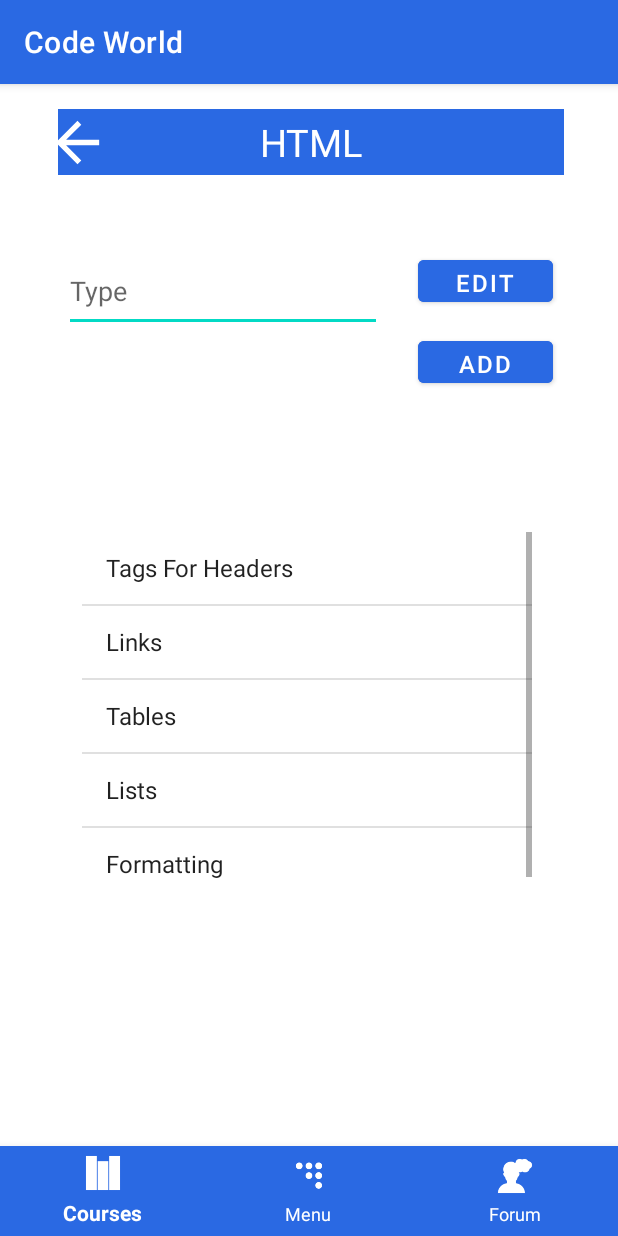
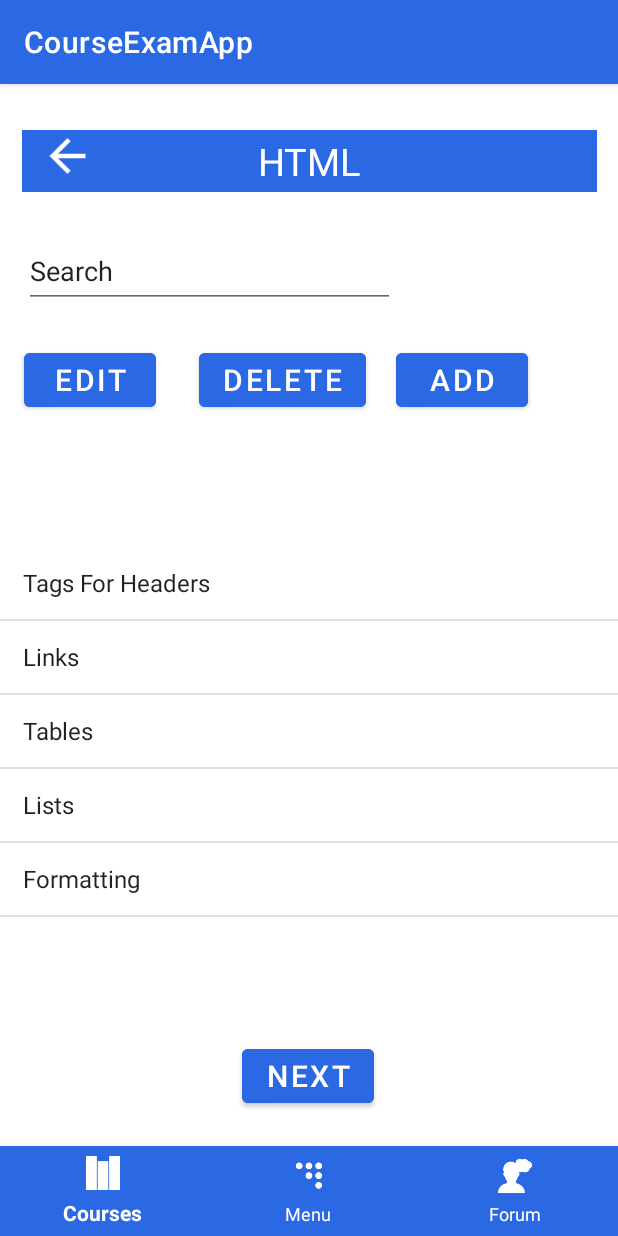
Before and after one commit to SKumaran14/Online_course_exam_management_system, an Android app: the admin_course_sub_parts screen opened directly, with no data from a screen before it, on a phone screen of 412 x 824 dp. Run offline under Robolectric (Android 15) with nearby library versions, the light colour scheme and no system bars.

Commit message:
oraganized elements

```diff
--- a/app/build.gradle
+++ b/app/build.gradle
@@ -1,5 +1,6 @@
 plugins {
     id 'com.android.application'
+    id 'com.google.gms.google-services'
 }
 
 android {
@@ -33,6 +34,7 @@ dependencies {
     implementation 'com.google.android.material:material:1.4.0'
     implementation 'androidx.constraintlayout:constraintlayout:2.1.0'
     implementation 'com.google.firebase:firebase-auth:21.0.1'
+    implementation 'com.google.firebase:firebase-database:20.0.2'
     testImplementation 'junit:junit:4.+'
     androidTestImplementation 'androidx.test.ext:junit:1.1.3'
     androidTestImplementation 'androidx.test.espresso:espresso-core:3.4.0'
--- a/app/src/main/java/com/example/courseexamapp/Login.java
+++ b/app/src/main/java/com/example/courseexamapp/Login.java
@@ -24,7 +24,7 @@ public class Login extends AppCompatActivity {
         super.onCreate(savedInstanceState);
         setContentView(R.layout.activity_login);
 
-        btnlogin = findViewById(R.id.btn_login);
+        btnlogin = findViewById(R.id.admin_login);
         btnsignup = findViewById(R.id.btn_signup);
         btnchangepassword = findViewById(R.id.btn_chgpas);
         myBottomNavigation = findViewById(R.id.bottomNavigationView);
--- a/app/src/main/res/layout/activity_admin_course_sub_parts.xml
+++ b/app/src/main/res/layout/activity_admin_course_sub_parts.xml
@@ -4,134 +4,6 @@
     xmlns:tools="http://schemas.android.com/tools"
     android:layout_width="match_parent"
     android:layout_height="match_parent">
-
-    <androidx.constraintlayout.widget.ConstraintLayout
-        android:id="@+id/constraintLayout4"
-        android:layout_width="414dp"
-        android:layout_height="66dp"
-        app:layout_constraintBottom_toBottomOf="parent"
-        app:layout_constraintEnd_toEndOf="parent"
-        app:layout_constraintStart_toStartOf="parent"
-        app:layout_constraintTop_toTopOf="parent"
-        app:layout_constraintVertical_bias="0.024">
-
-        <TextView
-            android:id="@+id/course_content_html"
-            android:layout_width="337dp"
-            android:layout_height="44dp"
-            android:background="@color/main"
-            android:gravity="center"
-            android:text="@string/course_content_html"
-            android:textAlignment="center"
-            android:textColor="#FFFFFF"
-            android:textSize="25sp"
-            app:layout_constraintBottom_toBottomOf="parent"
-            app:layout_constraintEnd_toEndOf="parent"
-            app:layout_constraintStart_toStartOf="parent"
-            app:layout_constraintTop_toTopOf="parent"
-            app:layout_constraintVertical_bias="0.0"
-            tools:ignore="DuplicateSpeakableTextCheck" />
-
-        <ImageView
-            android:id="@+id/go_back"
-            android:layout_width="51dp"
-            android:layout_height="43dp"
-            android:contentDescription="@string/go_back"
-            app:layout_constraintBottom_toBottomOf="@+id/course_content_html"
-            app:layout_constraintEnd_toEndOf="parent"
-            app:layout_constraintHorizontal_bias="0.072"
-            app:layout_constraintStart_toStartOf="parent"
-            app:layout_constraintTop_toTopOf="@+id/course_content_html"
-            app:srcCompat="@drawable/abc_vector_test" />
-    </androidx.constraintlayout.widget.ConstraintLayout>
-
-    <androidx.constraintlayout.widget.ConstraintLayout
-        android:id="@+id/constraintLayout2"
-        android:layout_width="358dp"
-        android:layout_height="143dp"
-        android:layout_marginBottom="40dp"
-        app:layout_constraintBottom_toBottomOf="parent"
-        app:layout_constraintEnd_toEndOf="parent"
-        app:layout_constraintHorizontal_bias="0.49"
-        app:layout_constraintStart_toStartOf="parent"
-        app:layout_constraintTop_toBottomOf="@+id/constraintLayout4"
-        app:layout_constraintVertical_bias="0.019">
-
-        <EditText
-            android:id="@+id/serach_sub"
-            android:layout_width="212dp"
-            android:layout_height="54dp"
-            android:ems="10"
-            android:hint="Type"
-            android:importantForAutofill="no"
-            android:inputType="textPersonName"
-            app:layout_constraintBottom_toBottomOf="parent"
-            app:layout_constraintEnd_toEndOf="parent"
-            app:layout_constraintHorizontal_bias="0.109"
-            app:layout_constraintStart_toStartOf="parent"
-            app:layout_constraintTop_toTopOf="parent"
-            app:layout_constraintVertical_bias="0.213"
-            tools:ignore="TextContrastCheck" />
-
-        <Button
-            android:id="@+id/edit_sub"
-            android:layout_width="90dp"
-            android:layout_height="40dp"
-            android:backgroundTint="@color/main"
-            android:text="@string/edit_sub"
-            android:textColor="@color/white"
-            android:textSize="16sp"
-            app:layout_constraintBottom_toTopOf="@+id/add_sub"
-            app:layout_constraintEnd_toEndOf="parent"
-            app:layout_constraintHorizontal_bias="0.94"
-            app:layout_constraintStart_toStartOf="parent"
-            app:layout_constraintTop_toTopOf="parent"
-            app:layout_constraintVertical_bias="0.575"
-            tools:ignore="DuplicateSpeakableTextCheck,TouchTargetSizeCheck" />
-
-        <Button
-            android:id="@+id/add_sub"
-            android:layout_width="90dp"
-            android:layout_height="40dp"
-            android:layout_marginBottom="16dp"
-            android:backgroundTint="@color/main"
-            android:text="@string/add_sub"
-            android:textColor="@color/white"
-            android:textSize="16sp"
-            app:layout_constraintBottom_toBottomOf="parent"
-            app:layout_constraintEnd_toEndOf="parent"
-            app:layout_constraintHorizontal_bias="0.94"
-            app:layout_constraintStart_toStartOf="parent"
-            app:layout_constraintTop_toBottomOf="@+id/serach_sub"
-            app:layout_constraintVertical_bias="0.0"
-            tools:ignore="TouchTargetSizeCheck" />
-
-    </androidx.constraintlayout.widget.ConstraintLayout>
-
-    <androidx.constraintlayout.widget.ConstraintLayout
-        android:id="@+id/constraintLayout3"
-        android:layout_width="390dp"
-        android:layout_height="274dp"
-        app:layout_constraintBottom_toBottomOf="@+id/bottomNavigationView"
-        app:layout_constraintEnd_toEndOf="parent"
-        app:layout_constraintHorizontal_bias="0.476"
-        app:layout_constraintStart_toStartOf="parent"
-        app:layout_constraintTop_toBottomOf="@+id/constraintLayout2"
-        app:layout_constraintVertical_bias="0.174">
-
-        <ListView
-            android:id="@+id/lv"
-            android:layout_width="300dp"
-            android:layout_height="237dp"
-            app:layout_constraintBottom_toBottomOf="parent"
-            app:layout_constraintEnd_toEndOf="parent"
-            app:layout_constraintHorizontal_bias="0.492"
-            app:layout_constraintStart_toStartOf="parent"
-            app:layout_constraintTop_toTopOf="parent"
-            app:layout_constraintVertical_bias="0.483">
-
-        </ListView>
-    </androidx.constraintlayout.widget.ConstraintLayout>
 
     <com.google.android.material.bottomnavigation.BottomNavigationView
         android:id="@+id/bottomNavigationView"
@@ -157,4 +29,122 @@
         app:layout_constraintVertical_bias="1.0"
         app:menu="@menu/bottomnav_bar" />
 
+    <TextView
+        android:id="@+id/course_content_html"
+        android:layout_width="383dp"
+        android:layout_height="41dp"
+        android:background="@color/main"
+        android:gravity="center"
+        android:text="@string/course_content_html"
+        android:textAlignment="center"
+        android:textColor="#FFFFFF"
+        android:textSize="25sp"
+        app:layout_constraintBottom_toBottomOf="parent"
+        app:layout_constraintEnd_toEndOf="parent"
+        app:layout_constraintStart_toStartOf="parent"
+        app:layout_constraintTop_toTopOf="parent"
+        app:layout_constraintVertical_bias="0.042"
+        tools:ignore="DuplicateSpeakableTextCheck" />
+
+    <ImageView
+        android:id="@+id/go_back"
+        android:layout_width="38dp"
+        android:layout_height="36dp"
+        android:contentDescription="@string/go_back"
+        app:layout_constraintBottom_toBottomOf="parent"
+        app:layout_constraintEnd_toEndOf="parent"
+        app:layout_constraintHorizontal_bias="0.069"
+        app:layout_constraintStart_toStartOf="parent"
+        app:layout_constraintTop_toTopOf="parent"
+        app:layout_constraintVertical_bias="0.041"
+        app:srcCompat="@drawable/abc_vector_test" />
+
+    <EditText
+        android:id="@+id/serach_sub"
+        android:layout_width="247dp"
+        android:layout_height="49dp"
+        android:ems="10"
+        android:hint="@string/search_sub"
+        android:importantForAutofill="no"
+        android:inputType="textPersonName"
+        android:text="@string/search_sub"
+        app:layout_constraintBottom_toBottomOf="parent"
+        app:layout_constraintEnd_toEndOf="parent"
+        app:layout_constraintHorizontal_bias="0.097"
+        app:layout_constraintStart_toStartOf="parent"
+        app:layout_constraintTop_toTopOf="parent"
+        app:layout_constraintVertical_bias="0.139" />
+
+    <Button
+        android:id="@+id/cont_next"
+        android:layout_width="wrap_content"
+        android:layout_height="wrap_content"
+        android:backgroundTint="@color/main"
+        android:text="@string/cont_next"
+        android:textAlignment="center"
+        android:textColor="@color/white"
+        android:textSize="20sp"
+        app:layout_constraintBottom_toBottomOf="parent"
+        app:layout_constraintEnd_toEndOf="parent"
+        app:layout_constraintHorizontal_bias="0.498"
+        app:layout_constraintStart_toStartOf="parent"
+        app:layout_constraintTop_toTopOf="parent"
+        app:layout_constraintVertical_bias="0.885" />
+
+    <ListView
+        android:id="@+id/lv"
+        android:layout_width="415dp"
+        android:layout_height="304dp"
+        app:layout_constraintBottom_toBottomOf="parent"
+        app:layout_constraintEnd_toEndOf="parent"
+        app:layout_constraintStart_toStartOf="parent"
+        app:layout_constraintTop_toTopOf="parent"
+        app:layout_constraintVertical_bias="0.665" />
+
+    <Button
+        android:id="@+id/edit_sub"
+        android:layout_width="wrap_content"
+        android:layout_height="wrap_content"
+        android:backgroundTint="@color/main"
+        android:text="@string/edit_sub"
+        android:textColor="@color/white"
+        android:textSize="20sp"
+        app:layout_constraintBottom_toBottomOf="parent"
+        app:layout_constraintEnd_toEndOf="parent"
+        app:layout_constraintHorizontal_bias="0.049"
+        app:layout_constraintStart_toStartOf="parent"
+        app:layout_constraintTop_toTopOf="parent"
+        app:layout_constraintVertical_bias="0.241"
+        tools:ignore="DuplicateSpeakableTextCheck" />
+
+    <Button
+        android:id="@+id/delete_sub"
+        android:layout_width="wrap_content"
+        android:layout_height="wrap_content"
+        android:backgroundTint="@color/main"
+        android:text="@string/delete_sub"
+        android:textColor="@color/white"
+        android:textSize="20sp"
+        app:layout_constraintBottom_toBottomOf="parent"
+        app:layout_constraintEnd_toEndOf="parent"
+        app:layout_constraintHorizontal_bias="0.442"
+        app:layout_constraintStart_toStartOf="parent"
+        app:layout_constraintTop_toTopOf="parent"
+        app:layout_constraintVertical_bias="0.241" />
+
+    <Button
+        android:id="@+id/add_sub"
+        android:layout_width="wrap_content"
+        android:layout_height="wrap_content"
+        android:backgroundTint="@color/main"
+        android:text="@string/add_sub"
+        android:textColor="@color/white"
+        android:textSize="20sp"
+        app:layout_constraintBottom_toBottomOf="parent"
+        app:layout_constraintEnd_toEndOf="parent"
+        app:layout_constraintHorizontal_bias="0.814"
+        app:layout_constraintStart_toStartOf="parent"
+        app:layout_constraintTop_toTopOf="parent"
+        app:layout_constraintVertical_bias="0.241" />
+
 </androidx.constraintlayout.widget.ConstraintLayout>
```
Also changed, not shown: app/src/main/AndroidManifest.xml (+8 -14 lines), app/src/main/java/com/example/courseexamapp/admin_courses.java (+29 -20 lines), app/src/main/res/values/strings.xml (+46 -13 lines).
